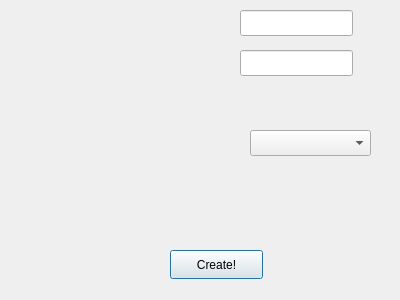
Before: the Qt Designer form createprofile.ui in tvb2/expenses, drawn with Qt 5.
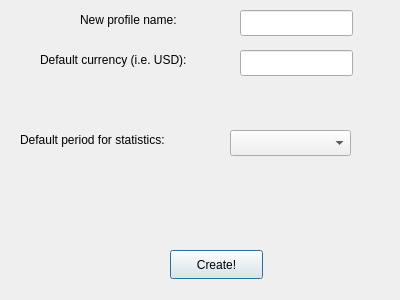
After: the same form once the commit is applied.

Commit message: MainWindow NonReg checkbox logic

Patch:
```diff
--- a/createprofile.ui
+++ b/createprofile.ui
@@ -49,13 +49,52 @@
   <widget class="QComboBox" name="cbPeriods">
    <property name="geometry">
     <rect>
-     <x>250</x>
+     <x>230</x>
      <y>130</y>
      <width>121</width>
      <height>26</height>
     </rect>
    </property>
   </widget>
+  <widget class="QLabel" name="label">
+   <property name="geometry">
+    <rect>
+     <x>80</x>
+     <y>10</y>
+     <width>141</width>
+     <height>20</height>
+    </rect>
+   </property>
+   <property name="text">
+    <string>New profile name:</string>
+   </property>
+  </widget>
+  <widget class="QLabel" name="label_2">
+   <property name="geometry">
+    <rect>
+     <x>40</x>
+     <y>50</y>
+     <width>181</width>
+     <height>20</height>
+    </rect>
+   </property>
+   <property name="text">
+    <string>Default currency (i.e. USD):</string>
+   </property>
+  </widget>
+  <widget class="QLabel" name="label_3">
+   <property name="geometry">
+    <rect>
+     <x>20</x>
+     <y>130</y>
+     <width>191</width>
+     <height>20</height>
+    </rect>
+   </property>
+   <property name="text">
+    <string>Default period for statistics:</string>
+   </property>
+  </widget>
  </widget>
  <resources/>
  <connections/>
```
The commit also changes 6 other files.
